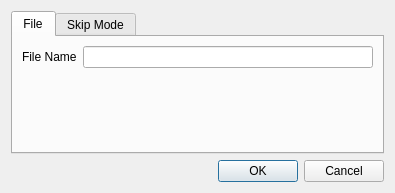
Above: xpaxs/instrumentation/spec/ui/ui_scandialog.ui from praxes/praxes before the change. Below: the same form after it.
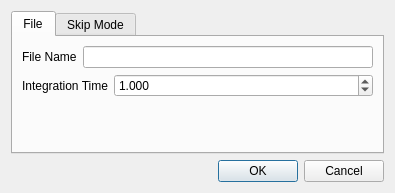
That is the form after the change.

Commit message: added a ui file for configuring a motor for scanning added a ui file for saving locations during navigation will create an object tomorrow to encapsulate the saved locations and launch the scan dialog with the motors preconfigured accordingly

```diff
--- a/xpaxs/instrumentation/spec/ui/ui_scandialog.ui
+++ b/xpaxs/instrumentation/spec/ui/ui_scandialog.ui
@@ -22,7 +22,7 @@
       <attribute name="title" >
        <string>File</string>
       </attribute>
-      <layout class="QVBoxLayout" >
+      <layout class="QVBoxLayout" name="verticalLayout" >
        <item>
         <layout class="QHBoxLayout" >
          <item>
@@ -38,11 +38,52 @@
         </layout>
        </item>
        <item>
-        <spacer>
+        <layout class="QHBoxLayout" name="horizontalLayout" >
+         <item>
+          <widget class="QLabel" name="label" >
+           <property name="text" >
+            <string>Integration Time</string>
+           </property>
+          </widget>
+         </item>
+         <item>
+          <widget class="QDoubleSpinBox" name="doubleSpinBox" >
+           <property name="sizePolicy" >
+            <sizepolicy vsizetype="Fixed" hsizetype="Expanding" >
+             <horstretch>0</horstretch>
+             <verstretch>0</verstretch>
+            </sizepolicy>
+           </property>
+           <property name="toolTip" >
+            <string>The integration time indicates how long to count at each point in the scan. 
+
+Positive numbers correspond to seconds, negative numbers correspond to monitor counts.</string>
+           </property>
+           <property name="suffix" >
+            <string/>
+           </property>
+           <property name="decimals" >
+            <number>3</number>
+           </property>
+           <property name="minimum" >
+            <double>-100000000.000000000000000</double>
+           </property>
+           <property name="maximum" >
+            <double>1000000.000000000000000</double>
+           </property>
+           <property name="value" >
+            <double>1.000000000000000</double>
+           </property>
+          </widget>
+         </item>
+        </layout>
+       </item>
+       <item>
+        <spacer name="verticalSpacer" >
          <property name="orientation" >
           <enum>Qt::Vertical</enum>
          </property>
-         <property name="sizeHint" >
+         <property name="sizeHint" stdset="0" >
           <size>
            <width>20</width>
            <height>40</height>
```
Left out of the diff: 4 changed lines with no effect on the pictures. The commit also changes 4 other files.
